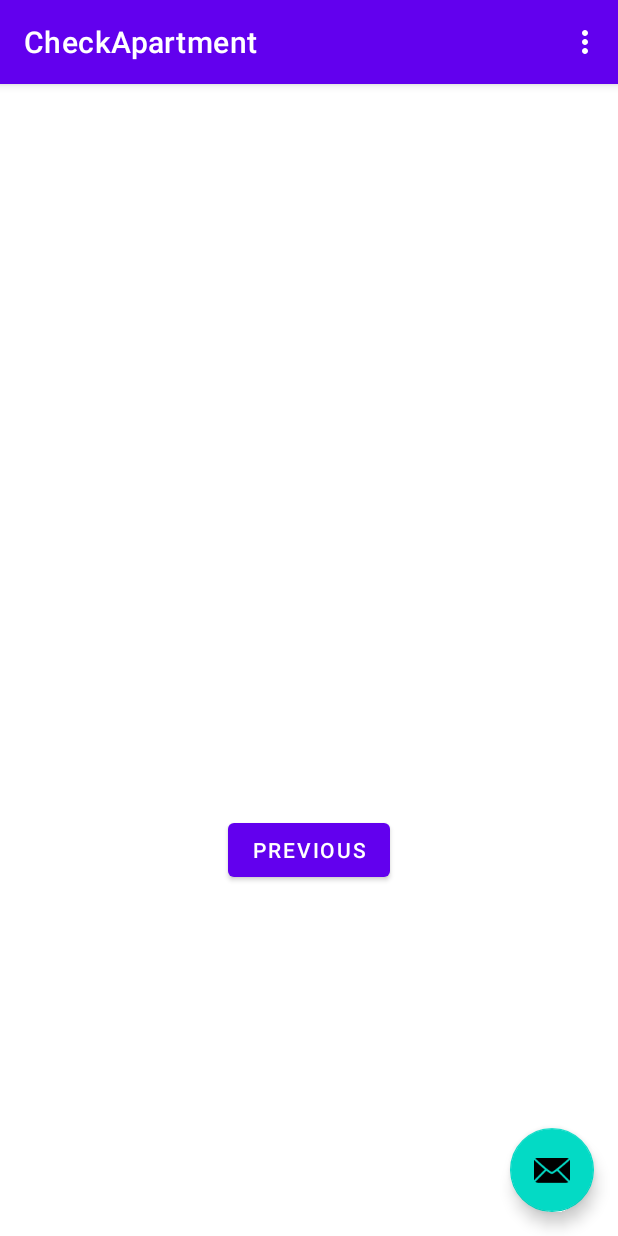
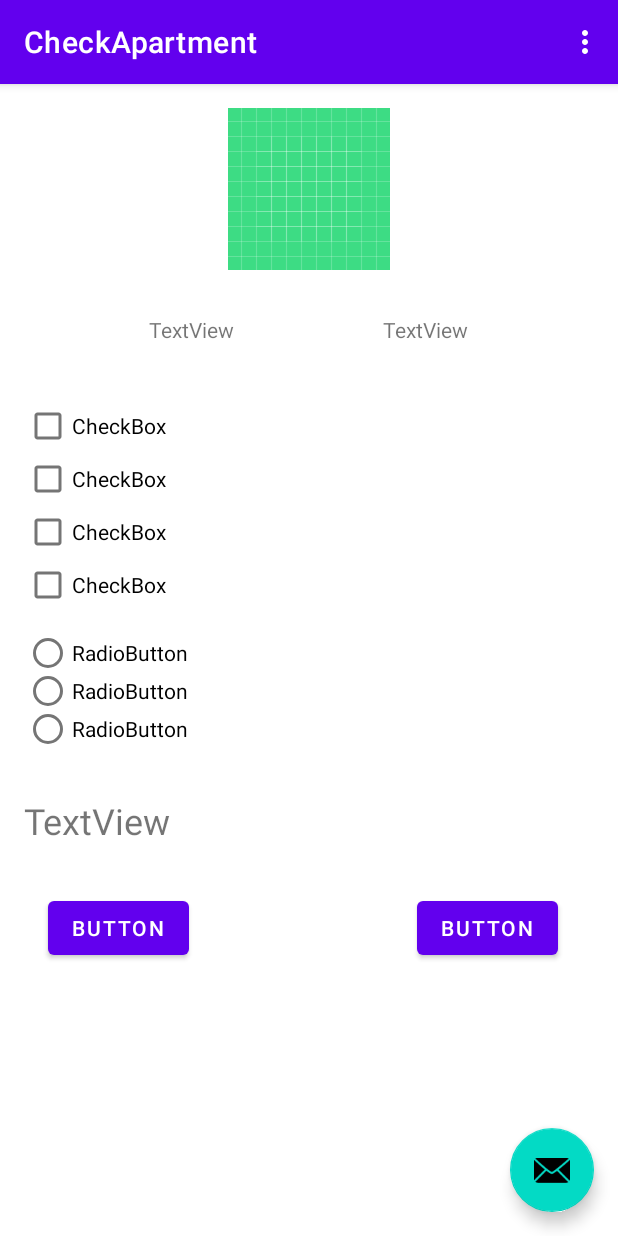
Before and after one commit to geolay/CheckApartmentt, an Android app: the SecondFragment screen opened through its navigation route, on a phone screen of 412 x 824 dp. Run offline under Robolectric (Android 15) with nearby library versions, the phone set to English and light mode, and no system bars; pictures from the network do not load.

Commit message:
ADD: Segundo fragmento java, fragment_second.xml.

```diff
--- a/app/src/main/java/com/example/checkapartment/AdapterList.java
+++ b/app/src/main/java/com/example/checkapartment/AdapterList.java
@@ -3,7 +3,6 @@ package com.example.checkapartment;
 import android.view.LayoutInflater;
 import android.view.View;
 import android.view.ViewGroup;
-import android.widget.Adapter;
 import android.widget.ImageView;
 import android.widget.TextView;
 
--- a/app/src/main/java/com/example/checkapartment/Apartment.java
+++ b/app/src/main/java/com/example/checkapartment/Apartment.java
@@ -7,6 +7,10 @@ public class Apartment {
     private String unitId;        // Numero de unidad o departamento
     private String address;       // Dirección
     private String urlImageBuilding;  // url de imagen del edificio
+
+    public Apartment() {
+
+    }
 
     public Apartment(String buildingName, String projectName, String unitId,
                      String address, String urlImageBuilding) {
--- a/app/src/main/java/com/example/checkapartment/FirstFragment.java
+++ b/app/src/main/java/com/example/checkapartment/FirstFragment.java
@@ -17,7 +17,7 @@ import com.example.checkapartment.databinding.FragmentFirstBinding;
 
 public class FirstFragment extends Fragment implements IAdapter {
     private FragmentFirstBinding binding;
-    private ApartmentData apartmentData;
+    private ApartmentData apartmentData = new ApartmentData();
 
     @Override
     public View onCreateView(
@@ -26,9 +26,8 @@ public class FirstFragment extends Fragment implements IAdapter {
     ) {
         binding = FragmentFirstBinding.inflate(inflater, container, false);
         AdapterList adapterList = new AdapterList(apartmentData.apartmentList(),this);
+        binding.rv.setAdapter(adapterList);
         binding.rv.setLayoutManager(new LinearLayoutManager(getContext()));
-        binding.rv.setAdapter(adapterList);
-
         return binding.getRoot();
     }
 
--- a/app/src/main/java/com/example/checkapartment/MainActivity.java
+++ b/app/src/main/java/com/example/checkapartment/MainActivity.java
@@ -2,13 +2,8 @@ package com.example.checkapartment;
 
 import android.os.Bundle;
 
-import com.google.android.material.floatingactionbutton.FloatingActionButton;
-import com.google.android.material.snackbar.Snackbar;
-
 import androidx.appcompat.app.AppCompatActivity;
 import androidx.appcompat.widget.Toolbar;
-
-import android.view.View;
 
 import android.view.Menu;
 import android.view.MenuItem;
@@ -21,15 +16,6 @@ public class MainActivity extends AppCompatActivity {
         setContentView(R.layout.activity_main);
         Toolbar toolbar = findViewById(R.id.toolbar);
         setSupportActionBar(toolbar);
-
-        FloatingActionButton fab = findViewById(R.id.fab);
-        fab.setOnClickListener(new View.OnClickListener() {
-            @Override
-            public void onClick(View view) {
-                Snackbar.make(view, "Replace with your own action", Snackbar.LENGTH_LONG)
-                        .setAction("Action", null).show();
-            }
-        });
     }
 
     @Override
--- a/app/src/main/java/com/example/checkapartment/SecondFragment.java
+++ b/app/src/main/java/com/example/checkapartment/SecondFragment.java
@@ -6,29 +6,43 @@ import android.view.View;
 import android.view.ViewGroup;
 
 import androidx.annotation.NonNull;
+import androidx.annotation.Nullable;
 import androidx.fragment.app.Fragment;
 import androidx.navigation.fragment.NavHostFragment;
 
+import com.example.checkapartment.databinding.FragmentSecondBinding;
+
 public class SecondFragment extends Fragment {
+    private FragmentSecondBinding binding;
+    private String nombreEdificio;
+    private String departamento;
+    private String direccion;
+    private String imagen;
+
 
     @Override
     public View onCreateView(
             LayoutInflater inflater, ViewGroup container,
             Bundle savedInstanceState
     ) {
-        // Inflate the layout for this fragment
-        return inflater.inflate(R.layout.fragment_second, container, false);
+        binding = FragmentSecondBinding.inflate(inflater,container,false);
+
+        return binding.getRoot();
+    }
+
+    @Override
+    public void onCreate(@Nullable Bundle savedInstanceState) {
+        super.onCreate(savedInstanceState);
+        if (getArguments()!= null){
+            nombreEdificio = getArguments().getString("Nombre Edificio");
+            departamento = getArguments().getString("Departamento");
+            direccion = getArguments().getString("Direccion");
+            imagen = getArguments().getString("image");
+        }
     }
 
     public void onViewCreated(@NonNull View view, Bundle savedInstanceState) {
         super.onViewCreated(view, savedInstanceState);
 
-        view.findViewById(R.id.button_second).setOnClickListener(new View.OnClickListener() {
-            @Override
-            public void onClick(View view) {
-                NavHostFragment.findNavController(SecondFragment.this)
-                        .navigate(R.id.action_SecondFragment_to_FirstFragment);
-            }
-        });
     }
 }
--- a/app/src/main/res/layout/fragment_first2.xml
+++ /dev/null
@@ -1,28 +0,0 @@
-<?xml version="1.0" encoding="utf-8"?>
-<androidx.constraintlayout.widget.ConstraintLayout xmlns:android="http://schemas.android.com/apk/res/android"
-    xmlns:app="http://schemas.android.com/apk/res-auto"
-    xmlns:tools="http://schemas.android.com/tools"
-    android:layout_width="match_parent"
-    android:layout_height="match_parent"
-    tools:context=".First2Fragment">
-
-    <TextView
-        android:id="@+id/textview_first"
-        android:layout_width="wrap_content"
-        android:layout_height="wrap_content"
-        android:text="@string/hello_first_fragment"
-        app:layout_constraintBottom_toTopOf="@id/button_first"
-        app:layout_constraintEnd_toEndOf="parent"
-        app:layout_constraintStart_toStartOf="parent"
-        app:layout_constraintTop_toTopOf="parent" />
-
-    <Button
-        android:id="@+id/button_first"
-        android:layout_width="wrap_content"
-        android:layout_height="wrap_content"
-        android:text="@string/next"
-        app:layout_constraintBottom_toBottomOf="parent"
-        app:layout_constraintEnd_toEndOf="parent"
-        app:layout_constraintStart_toStartOf="parent"
-        app:layout_constraintTop_toBottomOf="@id/textview_first" />
-</androidx.constraintlayout.widget.ConstraintLayout>
--- a/app/src/main/res/layout/fragment_second.xml
+++ b/app/src/main/res/layout/fragment_second.xml
@@ -6,22 +6,148 @@
     android:layout_height="match_parent"
     tools:context=".SecondFragment">
 
-    <TextView
-        android:id="@+id/textview_second"
-        android:layout_width="wrap_content"
+    <ImageView
+        android:id="@+id/imageView"
+        android:layout_width="match_parent"
         android:layout_height="wrap_content"
-        app:layout_constraintBottom_toTopOf="@id/button_second"
+        android:layout_marginStart="16dp"
+        android:layout_marginTop="16dp"
+        android:layout_marginEnd="16dp"
+        android:src="@drawable/ic_launcher_background"
         app:layout_constraintEnd_toEndOf="parent"
         app:layout_constraintStart_toStartOf="parent"
         app:layout_constraintTop_toTopOf="parent" />
 
-    <Button
-        android:id="@+id/button_second"
+    <TextView
+        android:id="@+id/tvNameEdificio"
         android:layout_width="wrap_content"
         android:layout_height="wrap_content"
-        android:text="@string/previous"
-        app:layout_constraintBottom_toBottomOf="parent"
+        android:layout_marginStart="60dp"
+        android:layout_marginTop="30dp"
+        android:layout_marginEnd="60dp"
+        android:text="TextView"
+        app:layout_constraintEnd_toStartOf="@+id/tvNumDepartamento"
+        app:layout_constraintStart_toStartOf="parent"
+        app:layout_constraintTop_toBottomOf="@+id/imageView" />
+
+    <TextView
+        android:id="@+id/tvNumDepartamento"
+        android:layout_width="wrap_content"
+        android:layout_height="wrap_content"
+        android:layout_marginTop="30dp"
+        android:layout_marginEnd="100dp"
+        android:text="TextView"
+        app:layout_constraintEnd_toEndOf="parent"
+        app:layout_constraintTop_toBottomOf="@+id/imageView" />
+
+    <CheckBox
+        android:id="@+id/cBLuces"
+        android:layout_width="match_parent"
+        android:layout_height="25dp"
+        android:layout_marginStart="16dp"
+        android:layout_marginTop="42dp"
+        android:layout_marginEnd="16dp"
+        android:text="CheckBox"
         app:layout_constraintEnd_toEndOf="parent"
         app:layout_constraintStart_toStartOf="parent"
-        app:layout_constraintTop_toBottomOf="@id/textview_second" />
+        app:layout_constraintTop_toBottomOf="@+id/tvNameEdificio" />
+
+    <CheckBox
+        android:id="@+id/cBDormitorio"
+        android:layout_width="match_parent"
+        android:layout_height="25dp"
+        android:layout_marginStart="16dp"
+        android:layout_marginTop="10dp"
+        android:layout_marginEnd="16dp"
+        android:text="CheckBox"
+        app:layout_constraintEnd_toEndOf="parent"
+        app:layout_constraintStart_toStartOf="parent"
+        app:layout_constraintTop_toBottomOf="@+id/cBLuces" />
+
+    <CheckBox
+        android:id="@+id/cBCocina"
+        android:layout_width="match_parent"
+        android:layout_height="25dp"
+        android:layout_marginStart="16dp"
+        android:layout_marginTop="10dp"
+        android:layout_marginEnd="16dp"
+        android:text="CheckBox"
+        app:layout_constraintEnd_toEndOf="parent"
+        app:layout_constraintStart_toStartOf="parent"
+        app:layout_constraintTop_toBottomOf="@+id/cBDormitorio" />
+
+    <CheckBox
+        android:id="@+id/cBBaño"
+        android:layout_width="match_parent"
+        android:layout_height="25dp"
+        android:layout_marginStart="16dp"
+        android:layout_marginTop="10dp"
+        android:layout_marginEnd="16dp"
+        android:text="CheckBox"
+        app:layout_constraintEnd_toEndOf="parent"
+        app:layout_constraintStart_toStartOf="parent"
+        app:layout_constraintTop_toBottomOf="@+id/cBCocina" />
+
+    <RadioGroup
+        android:id="@+id/radioGroup"
+        android:layout_width="match_parent"
+        android:layout_height="wrap_content"
+        android:layout_marginStart="16dp"
+        android:layout_marginTop="20dp"
+        android:layout_marginEnd="16dp"
+        app:layout_constraintEnd_toEndOf="parent"
+        app:layout_constraintStart_toStartOf="parent"
+        app:layout_constraintTop_toBottomOf="@+id/cBBaño">
+
+        <RadioButton
+            android:id="@+id/radioButton"
+            android:layout_width="match_parent"
+            android:layout_height="25dp"
+            android:text="RadioButton" />
+
+        <RadioButton
+            android:id="@+id/radioButton2"
+            android:layout_width="match_parent"
+            android:layout_height="25dp"
+            android:text="RadioButton" />
+
+        <RadioButton
+            android:id="@+id/radioButton3"
+            android:layout_width="match_parent"
+            android:layout_height="25dp"
+            android:text="RadioButton" />
+    </RadioGroup>
+
+    <TextView
+        android:id="@+id/tvPuntajeObtenido"
+        android:layout_width="match_parent"
+        android:layout_height="40dp"
+        android:layout_marginStart="16dp"
+        android:layout_marginTop="32dp"
+        android:layout_marginEnd="16dp"
+        android:text="TextView"
+        android:textSize="24sp"
+        app:layout_constraintEnd_toEndOf="parent"
+        app:layout_constraintStart_toStartOf="parent"
+        app:layout_constraintTop_toBottomOf="@+id/radioGroup" />
+
+    <Button
+        android:id="@+id/button2"
+        android:layout_width="wrap_content"
+        android:layout_height="wrap_content"
+        android:layout_marginStart="32dp"
+        android:layout_marginTop="24dp"
+        android:text="Button"
+        app:layout_constraintStart_toStartOf="parent"
+        app:layout_constraintTop_toBottomOf="@+id/tvPuntajeObtenido" />
+
+    <Button
+        android:id="@+id/button3"
+        android:layout_width="wrap_content"
+        android:layout_height="wrap_content"
+        android:layout_marginTop="24dp"
+        android:layout_marginEnd="40dp"
+        android:text="Button"
+        app:layout_constraintEnd_toEndOf="parent"
+        app:layout_constraintTop_toBottomOf="@+id/tvPuntajeObtenido" />
 </androidx.constraintlayout.widget.ConstraintLayout>
--- a/app/src/main/res/layout/fragment_second2.xml
+++ /dev/null
@@ -1,27 +0,0 @@
-<?xml version="1.0" encoding="utf-8"?>
-<androidx.constraintlayout.widget.ConstraintLayout xmlns:android="http://schemas.android.com/apk/res/android"
-    xmlns:app="http://schemas.android.com/apk/res-auto"
-    xmlns:tools="http://schemas.android.com/tools"
-    android:layout_width="match_parent"
-    android:layout_height="match_parent"
-    tools:context=".Second2Fragment">
-
-    <TextView
-        android:id="@+id/textview_second"
-        android:layout_width="wrap_content"
-        android:layout_height="wrap_content"
-        app:layout_constraintBottom_toTopOf="@id/button_second"
-        app:layout_constraintEnd_toEndOf="parent"
-        app:layout_constraintStart_toStartOf="parent"
-        app:layout_constraintTop_toTopOf="parent" />
-
-    <Button
-        android:id="@+id/button_second"
-        android:layout_width="wrap_content"
-        android:layout_height="wrap_content"
-        android:text="@string/previous"
-        app:layout_constraintBottom_toBottomOf="parent"
-        app:layout_constraintEnd_toEndOf="parent"
-        app:layout_constraintStart_toStartOf="parent"
-        app:layout_constraintTop_toBottomOf="@id/textview_second" />
-</androidx.constraintlayout.widget.ConstraintLayout>
```
Also changed, not shown: app/src/main/java/com/example/checkapartment/LoginActivity.java (+2 -6 lines).
